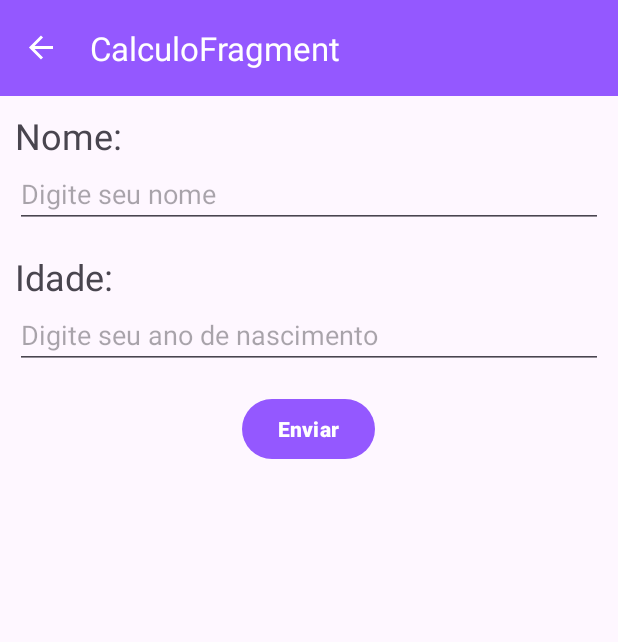
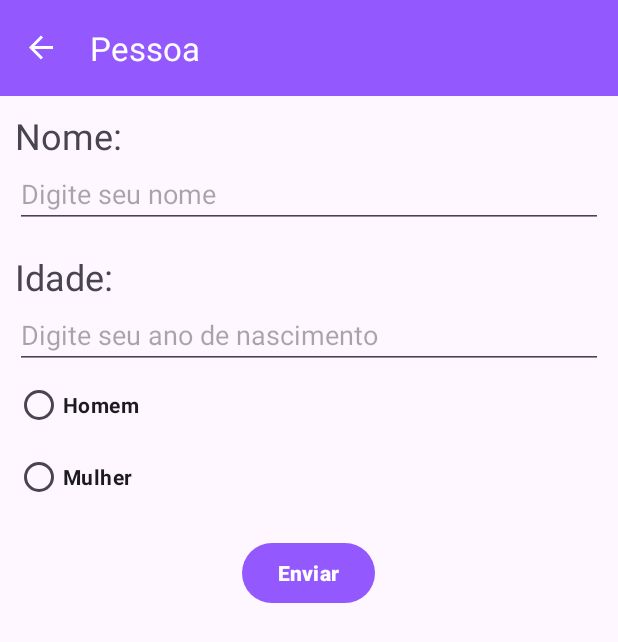
Before and after one commit to supinoinvertido/FirstApp, an Android app: the PessoaFragment screen opened through its navigation route, on a phone screen of 412 x 824 dp. Shown: the top 642 px of the screen. Run offline under Robolectric (Android 15) with nearby library versions, the phone set to English and light mode, and no system bars; our stand-ins replace navigation-ui.

Commit message:
Criar um CRUD de pessoa
Criar o banco de dados

Configurar a Toolbar

```diff
--- a/app/src/main/java/com/pedropaulo/firstapp/service/model/Pessoa.kt
+++ b/app/src/main/java/com/pedropaulo/firstapp/service/model/Pessoa.kt
@@ -8,5 +8,7 @@ data class Pessoa(
     @PrimaryKey(autoGenerate = true)
     var id: Int = 0,
     var nome: String = "",
-    var idade: Int = 0
+    var idade: Int = 0,
+    var sexo: String = "",
+    var faixaEtaria: String = ""
 )
--- a/app/src/main/java/com/pedropaulo/firstapp/view/HomeFragment.kt
+++ b/app/src/main/java/com/pedropaulo/firstapp/view/HomeFragment.kt
@@ -28,8 +28,9 @@ class HomeFragment : Fragment() {
     override fun onViewCreated(view: View, savedInstanceState: Bundle?) {
         super.onViewCreated(view, savedInstanceState)
 
-        binding.btnCalculo.setOnClickListener{
-            findNavController().navigate(R.id.calculoFragment)}
+        binding.btnCadastropessoa.setOnClickListener{
+            findNavController().navigate(R.id.allPessoasFragment)}
+
         binding.btnVerifica.setOnClickListener{
             findNavController().navigate(R.id.verificaFragment)
         }
--- a/app/src/main/java/com/pedropaulo/firstapp/view/PessoaFragment.kt
+++ b/app/src/main/java/com/pedropaulo/firstapp/view/PessoaFragment.kt
@@ -7,7 +7,8 @@ import android.view.View
 import android.view.ViewGroup
 import android.widget.Toast
 import androidx.fragment.app.viewModels
-import com.pedropaulo.firstapp.databinding.FragmentCalculoBinding
+import androidx.navigation.fragment.findNavController
+import com.pedropaulo.firstapp.databinding.FragmentPessoaBinding
 import com.pedropaulo.firstapp.service.model.Pessoa
 import com.pedropaulo.firstapp.viewmodel.PessoaViewModel
 import java.time.LocalDateTime
@@ -16,8 +17,8 @@ import java.time.LocalDateTime
 class PessoaFragment : Fragment() {
     private val viewModel: PessoaViewModel by   viewModels ()
     // TODO: Rename and change types of parameters
-    private var _binding: FragmentCalculoBinding? = null
-    private val binding: FragmentCalculoBinding get() = _binding!!
+    private var _binding: FragmentPessoaBinding? = null
+    private val binding: FragmentPessoaBinding get() = _binding!!
 
 
 
@@ -26,7 +27,7 @@ class PessoaFragment : Fragment() {
         savedInstanceState: Bundle?
     ): View? {
         // Inflate the layout for this fragment
-        _binding = FragmentCalculoBinding.inflate(inflater, container, false)
+        _binding = FragmentPessoaBinding.inflate(inflater, container, false)
         return binding.root
     }
 
@@ -36,20 +37,37 @@ class PessoaFragment : Fragment() {
         binding.btnEnviar.setOnClickListener{
             var nome = binding.edtNome.editableText.toString()
             var anoNascimento = binding.edtAnoNascimento.editableText.toString()
+
             if(nome  != ""&& anoNascimento != ""){
+                var sexo = ""
+                var faixa = ""
 
-                binding.tvNome.text = "Nome: ${nome}"
-
+                if (binding.rbHomem.isChecked) {
+                    sexo = "Homem"
+                } else {
+                    sexo = "Mulher"
+                }
 
                 val  anoAtual = LocalDateTime.now().year
                 val idade = anoAtual - anoNascimento.toInt()
 
-                binding.tvIdade.text = "Idade: ${idade}"
+
+
+                when (idade) {
+                    in 0..12 -> faixa = "Infantil"
+                    in 13..17 -> faixa = "Adolescente"
+                    in 18..64 -> faixa = "Adulto"
+                    in 65..150 -> faixa = "Idoso"
+                    else -> faixa = "Voce não existe"
+                }
+
 
 
                 val pessoa = Pessoa(
                     nome = nome,
-                    idade = idade
+                    idade = idade,
+                    sexo = sexo,
+                    faixaEtaria = faixa
                 )
 
 
@@ -57,6 +75,7 @@ class PessoaFragment : Fragment() {
 
                 binding.edtNome.editableText.clear()
                 binding.edtAnoNascimento.editableText.clear()
+                findNavController().navigateUp()
 
             } else {
                 Toast.makeText(requireContext(), "Digite os dados", Toast.LENGTH_LONG).show()
--- a/app/src/main/java/com/pedropaulo/firstapp/view/VerificaFragment.kt
+++ b/app/src/main/java/com/pedropaulo/firstapp/view/VerificaFragment.kt
@@ -32,6 +32,7 @@ class VerificaFragment : Fragment() {
                 binding.tvTelefone.text = "Telefone: ${telefone}"
             } else {
                 binding.tvTelefone.text = "Telefone: Inválido"
+            }
 
             var email = binding.emailEditText.editableText.toString()
             if (email.contains("@") && email.substringAfter("@").contains(".com")) {
@@ -43,4 +44,3 @@ class VerificaFragment : Fragment() {
             }
         }
     }
-}
--- /dev/null
+++ b/app/src/main/res/drawable/female.xml
@@ -0,0 +1,5 @@
+<vector android:height="24dp" android:tint="#BB00FF"
+    android:viewportHeight="24" android:viewportWidth="24"
+    android:width="24dp" xmlns:android="http://schemas.android.com/apk/res/android">
+    <path android:fillColor="@android:color/white" android:pathData="M17.5,9.5C17.5,6.46 15.04,4 12,4S6.5,6.46 6.5,9.5c0,2.7 1.94,4.93 4.5,5.4V17H9v2h2v2h2v-2h2v-2h-2v-2.1C15.56,14.43 17.5,12.2 17.5,9.5zM8.5,9.5C8.5,7.57 10.07,6 12,6s3.5,1.57 3.5,3.5S13.93,13 12,13S8.5,11.43 8.5,9.5z"/>
+</vector>
--- /dev/null
+++ b/app/src/main/res/drawable/ic_add.xml
@@ -0,0 +1,5 @@
+<vector android:height="24dp" android:tint="#000000"
+    android:viewportHeight="24" android:viewportWidth="24"
+    android:width="24dp" xmlns:android="http://schemas.android.com/apk/res/android">
+    <path android:fillColor="@android:color/white" android:pathData="M19,13h-6v6h-2v-6H5v-2h6V5h2v6h6v2z"/>
+</vector>
--- /dev/null
+++ b/app/src/main/res/drawable/male.xml
@@ -0,0 +1,5 @@
+<vector android:height="24dp" android:tint="#0612F8"
+    android:viewportHeight="24" android:viewportWidth="24"
+    android:width="24dp" xmlns:android="http://schemas.android.com/apk/res/android">
+    <path android:fillColor="@android:color/white" android:pathData="M9.5,11c1.93,0 3.5,1.57 3.5,3.5S11.43,18 9.5,18S6,16.43 6,14.5S7.57,11 9.5,11zM9.5,9C6.46,9 4,11.46 4,14.5S6.46,20 9.5,20s5.5,-2.46 5.5,-5.5c0,-1.16 -0.36,-2.23 -0.97,-3.12L18,7.42V10h2V4h-6v2h2.58l-3.97,3.97C11.73,9.36 10.66,9 9.5,9z"/>
+</vector>
--- a/app/src/main/res/layout/fragment_home.xml
+++ b/app/src/main/res/layout/fragment_home.xml
@@ -7,10 +7,10 @@
     tools:context=".view.HomeFragment">
 
     <Button
-        android:id="@+id/btnCalculo"
+        android:id="@+id/btnCadastropessoa"
         android:layout_width="match_parent"
         android:layout_height="wrap_content"
-        android:text="Calcular idade"/>
+        android:text="Cadastro de Pessoas"/>
 
     <Button
         android:id="@+id/btnVerifica"
--- a/app/src/main/res/layout/fragment_calculo.xml
+++ b/app/src/main/res/layout/fragment_pessoa.xml
@@ -36,6 +36,18 @@
         android:inputType="number"
         android:maxLength="4"
         android:hint="Digite seu ano de nascimento" />
+    <RadioButton
+        android:id="@+id/rbHomem"
+        android:layout_width="match_parent"
+        android:layout_height="wrap_content"
+        android:text="Homem"
+        android:textStyle="bold" />
+    <RadioButton
+        android:id="@+id/rbMulher"
+        android:layout_width="match_parent"
+        android:layout_height="wrap_content"
+        android:text="Mulher"
+        android:textStyle="bold" />
 
     <Button
         android:id="@+id/btnEnviar"
--- a/app/src/main/res/navigation/mobile_navigation.xml
+++ b/app/src/main/res/navigation/mobile_navigation.xml
@@ -7,10 +7,10 @@
 
 
     <fragment
-        android:id="@+id/calculoFragment"
+        android:id="@+id/pessoaFragment"
         android:name="com.pedropaulo.firstapp.view.PessoaFragment"
-        android:label="CalculoFragment"
-        tools:layout="@layout/fragment_calculo"/>
+        android:label="Pessoa"
+        tools:layout="@layout/fragment_pessoa"/>
 
     <fragment
         android:id="@+id/verificaFragment"
@@ -20,7 +20,12 @@
     <fragment
         android:id="@+id/homeFragment"
         android:name="com.pedropaulo.firstapp.view.HomeFragment"
-        android:label="fragment_home"
+        android:label="First App"
         tools:layout="@layout/fragment_home" />
+    <fragment
+        android:id="@+id/allPessoasFragment"
+        android:name="com.pedropaulo.firstapp.view.AllPessoasFragment"
+        android:label="Pessoas"
+        tools:layout="@layout/fragment_all_pessoas" />
 
 </navigation>
```
Also changed, not shown: app/src/main/java/com/pedropaulo/firstapp/service/repository/PessoaRepository.kt (+5 -5 lines), app/src/main/java/com/pedropaulo/firstapp/view/AllPessoasFragment.kt (added, +67 -0 lines), app/src/main/java/com/pedropaulo/firstapp/view/adapter/PessoaAdapter.kt (added, +54 -0 lines), app/src/main/java/com/pedropaulo/firstapp/viewmodel/AllPessoasViewModel.kt (added, +24 -0 lines), app/src/main/res/layout/fragment_all_pessoas.xml (added, +24 -0 lines), app/src/main/res/layout/list_item_pessoa.xml (added, +99 -0 lines). Lines whose indentation alone changed are shown as unchanged.
